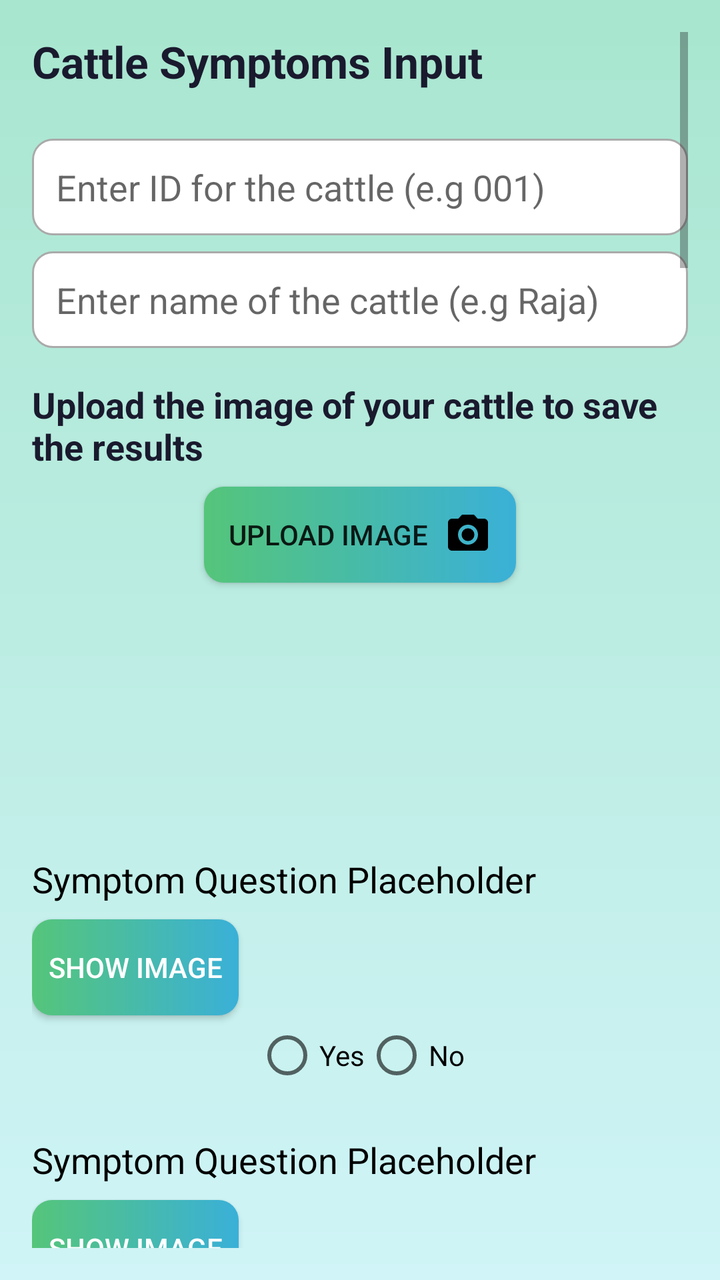
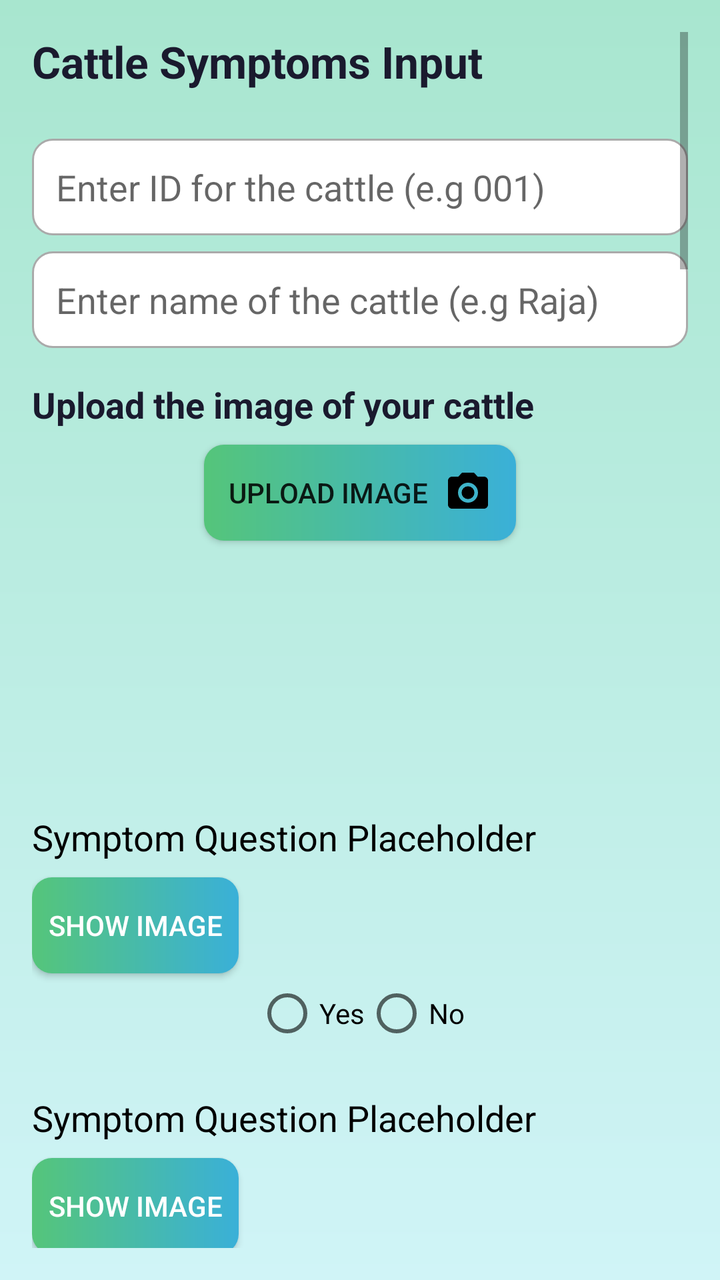

Before-and-after screenshots of an Android layout around one commit, followed by the original layout XML and the change that was made.
<!-- AndroidManifest.xml: application theme Theme.AppCompat.Light.NoActionBar -->
<!-- res/layout/activity_predict_disease.xml -->
<ScrollView xmlns:android="http://schemas.android.com/apk/res/android"
    android:layout_width="match_parent"
    android:layout_height="match_parent"
    android:padding="16dp"
    android:background="@drawable/gradient_background">

    <LinearLayout
        android:layout_width="match_parent"
        android:layout_height="wrap_content"
        android:orientation="vertical">


        <TextView
            android:id="@+id/titleText"
            android:layout_width="wrap_content"
            android:layout_height="wrap_content"
            android:layout_marginBottom="16dp"
            android:text="Cattle Symptoms Input"
            android:textColor="@color/primary_text"
            android:textSize="22sp"
            android:textStyle="bold" />





        <EditText
            android:id="@+id/cattleIdEditText"
            android:layout_width="match_parent"
            android:layout_height="wrap_content"
            android:layout_marginTop="8dp"
            android:background="@drawable/input_fields"
            android:hint="Enter ID for the cattle (e.g 001)"
            android:padding="12dp" />

        <EditText
            android:id="@+id/cattleNameEditText"
            android:layout_width="match_parent"
            android:layout_height="wrap_content"
            android:hint="Enter name of the cattle (e.g Raja)"
            android:background="@drawable/input_fields"
            android:padding="12dp"
            android:layout_marginTop="8dp"/>


        <TextView
            android:layout_width="wrap_content"
            android:layout_height="wrap_content"
            android:text="Upload the image of your cattle to save the results"
            android:textSize="18sp"
            android:textStyle="bold"
            android:layout_marginTop="16dp"
            android:textColor="@color/primary_text"/>

        <Button
            android:id="@+id/uploadImageButton"
            android:layout_width="wrap_content"
            android:layout_height="wrap_content"
            android:background="@drawable/button_background"
            android:layout_gravity="center"
            android:text="Upload Image"
            android:drawableRight="@drawable/ic_camera"
            android:drawablePadding="8dp"
            android:padding="12dp"
            android:layout_marginTop="8dp"/>

        <ImageView
            android:id="@+id/cattleImageView"
            android:layout_width="match_parent"
            android:layout_height="120dp"
            android:layout_marginTop="8dp"
            android:layout_marginBottom="8dp"
            android:visibility="visible" />

        <include
            android:id="@+id/symptom_salivation"
            layout="@layout/symptom_block" />

        <include
            android:id="@+id/symptom_ulcers"
            layout="@layout/symptom_block" />

        <include
            android:id="@+id/symptom_weight_loss"
            layout="@layout/symptom_block" />

        <include
            android:id="@+id/symptom_anorexia"
            layout="@layout/symptom_block" />

        <include
            android:id="@+id/symptom_abortions"
            layout="@layout/symptom_block" />

        <include
            android:id="@+id/symptom_arthrogyposis"
            layout="@layout/symptom_block" />

        <include
            android:id="@+id/symptom_blood_loss"
            layout="@layout/symptom_block" />

        <include
            android:id="@+id/symptom_blisters"
            layout="@layout/symptom_block" />

        <include
            android:id="@+id/symptom_coughing"
            layout="@layout/symptom_block" />

        <include
            android:id="@+id/symptom_depression"
            layout="@layout/symptom_block" />

        <include
            android:id="@+id/symptom_diarrhoea"
            layout="@layout/symptom_block" />

        <include
            android:id="@+id/symptom_dull"
            layout="@layout/symptom_block" />

        <include
            android:id="@+id/symptom_fever"
            layout="@layout/symptom_block" />

        <include
            android:id="@+id/symptom_loss_of_appetite"
            layout="@layout/symptom_block" />

        <include
            android:id="@+id/symptom_milk_fever"
            layout="@layout/symptom_block" />

        <include
            android:id="@+id/symptom_nasal_discharges"
            layout="@layout/symptom_block" />

        <include
            android:id="@+id/symptom_reduction_milk_yields"
            layout="@layout/symptom_block" />

        <include
            android:id="@+id/symptom_reduces_feed_intake"
            layout="@layout/symptom_block" />

        <include
            android:id="@+id/symptom_torticollis"
            layout="@layout/symptom_block" />

        <include
            android:id="@+id/symptom_high_temp"
            layout="@layout/symptom_block" />



        <Button
            android:id="@+id/predictDiseaseButton"
            android:layout_width="match_parent"
            android:layout_height="wrap_content"
            android:layout_marginTop="16dp"
            android:background="@drawable/button_background"
            android:text="Predict Disease"
            android:textColor="@android:color/white" />
    </LinearLayout>
</ScrollView>
<!-- res/layout/symptom_block.xml (included above) -->
<LinearLayout xmlns:android="http://schemas.android.com/apk/res/android"
    android:layout_width="match_parent"
    android:layout_height="wrap_content"
    android:orientation="vertical"
    android:layout_marginBottom="16dp">

    
    <TextView
        android:id="@+id/symptomText"
        android:layout_width="wrap_content"
        android:layout_height="wrap_content"
        android:text="Symptom Question Placeholder"
        android:textColor="@android:color/black"
        android:textSize="18sp" />


    <Button
        android:id="@+id/symptomImageToggleButton"
        android:layout_width="wrap_content"
        android:layout_height="wrap_content"
        android:text="Show Image"
        android:layout_marginBottom="4dp"
        android:layout_marginTop="8dp"
        android:padding="8dp"
        android:background="@drawable/button_background"
        android:textColor="@android:color/white" />

    <ImageView
        android:id="@+id/symptomImage"
        android:layout_width="match_parent"
        android:layout_height="200dp"
        android:visibility="gone"
        android:src="@drawable/logo" />
    <RadioGroup
        android:id="@+id/symptomRadioGroup"
        android:layout_width="wrap_content"
        android:layout_height="wrap_content"
        android:orientation="horizontal"
        android:layout_marginBottom="8dp"
        android:layout_gravity="center">

        <RadioButton
            android:id="@+id/symptomYes"
            android:layout_width="wrap_content"
            android:layout_height="wrap_content"
            android:text="Yes" />

        <RadioButton
            android:id="@+id/symptomNo"
            android:layout_width="wrap_content"
            android:layout_height="wrap_content"
            android:text="No" />
    </RadioGroup>

</LinearLayout>
<!-- resources referenced by this layout -->
<resources>
  <color name="primary_text">#1A1A2E</color>
  <!-- drawable button_background (drawable) -->
  <?xml version="1.0" encoding="utf-8"?>
  <shape xmlns:android="http://schemas.android.com/apk/res/android">
      <gradient
          android:startColor="#55C57A"
          android:endColor="#3AB0D8"
          android:angle="0">
  
      </gradient>
      
      <corners android:radius="10dp" /> 
  </shape>
  <!-- drawable gradient_background (drawable) -->
  <?xml version="1.0" encoding="utf-8"?>
  <shape xmlns:android="http://schemas.android.com/apk/res/android">
  <gradient
      android:type="linear"
      android:startColor="#A8E6CF"
      android:endColor="#D0F4F7"
  
      android:angle="40"/>
      <gradient/>
  </shape>
  <!-- drawable ic_camera (drawable) -->
  <vector xmlns:android="http://schemas.android.com/apk/res/android" android:height="24dp" android:tint="#000000" android:viewportHeight="24" android:viewportWidth="24" android:width="24dp">
        
      <path android:fillColor="@android:color/white" android:pathData="M12,12m-3.2,0a3.2,3.2 0,1 1,6.4 0a3.2,3.2 0,1 1,-6.4 0"/>
        
      <path android:fillColor="@android:color/white" android:pathData="M9,2L7.17,4L4,4c-1.1,0 -2,0.9 -2,2v12c0,1.1 0.9,2 2,2h16c1.1,0 2,-0.9 2,-2L22,6c0,-1.1 -0.9,-2 -2,-2h-3.17L15,2L9,2zM12,17c-2.76,0 -5,-2.24 -5,-5s2.24,-5 5,-5 5,2.24 5,5 -2.24,5 -5,5z"/>
      
  </vector>
  <!-- drawable input_fields (drawable) -->
  <?xml version="1.0" encoding="utf-8" ?>
  <selector xmlns:android="http://schemas.android.com/apk/res/android">
  <item android:state_enabled="true" android:state_focused="true">
  <shape android:shape="rectangle">
      <solid android:color="@android:color/white" />
      <corners android:radius= "10dp"/>
      <padding
          android:left="16dp"
          android:top="20dp"
          android:right="16dp"
          android:bottom="20dp"/>
      <stroke android:color="#006400" android:width="1dp" />
      </shape> </item>
  <item android:state_enabled="true" >
  <shape android:shape="rectangle">
      <solid android:color="@android:color/white" />
      <corners android:radius= "10dp"/>
      <padding
          android:left="16dp"
          android:top="20dp"
          android:right="16dp"
          android:bottom="20dp"/>
      <stroke android:color="@android:color/darker_gray" android:width="1dp" />
  
  </shape>
  </item>
  </selector>
  <!-- drawable logo: png bitmap (drawable, 190907 bytes) -->
</resources>

<!-- the commit's change to res/layout/activity_predict_disease.xml (unified diff, before → after) -->
@@ -46,7 +46,7 @@
         <TextView
             android:layout_width="wrap_content"
             android:layout_height="wrap_content"
-            android:text="Upload the image of your cattle to save the results"
+            android:text="Upload the image of your cattle "
             android:textSize="18sp"
             android:textStyle="bold"
             android:layout_marginTop="16dp"
